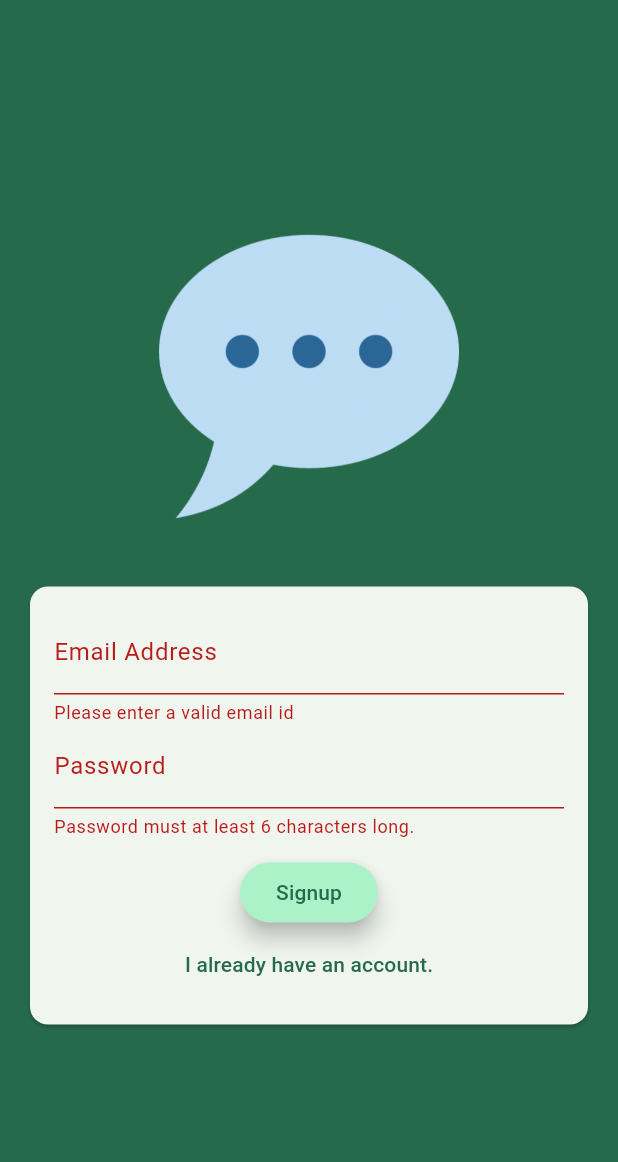
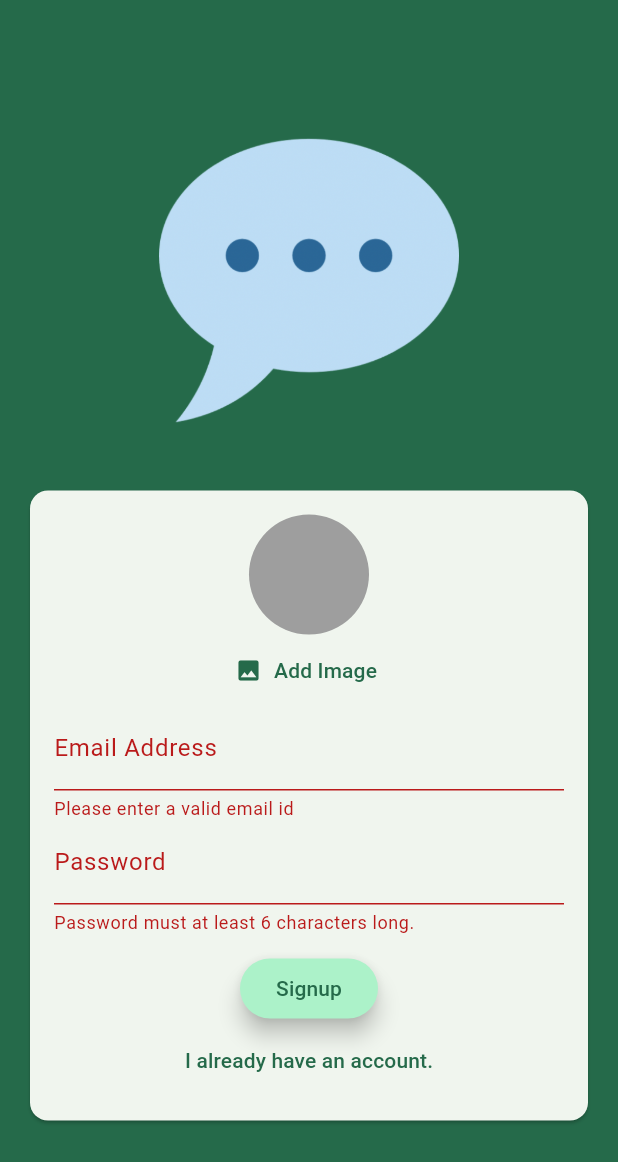
Before and after one commit to shossain786/chat_app, a Flutter app: the screen it shows after launch, after a tap on "Login", after a tap on "Create an account", on a phone screen of 412 x 824 dp. Shown: the top 1162 px of the screen. Run offline on Flutter 3.47's test engine with Material 3 defaults, Android fonts, the phone set to English and light mode, and no system bars; our stand-ins replace cloud_firestore, firebase_auth, firebase_core, firebase_storage, image_picker; accounts and stored records are empty.

Commit message:
code updated

```diff
--- a/lib/screens/login_screen.dart
+++ b/lib/screens/login_screen.dart
@@ -1,4 +1,9 @@
+import 'dart:io';
+
 import 'package:chat_app/main.dart';
+import 'package:chat_app/widgets/user_image_picker.dart';
+import 'package:cloud_firestore/cloud_firestore.dart';
+import 'package:firebase_storage/firebase_storage.dart';
 import 'package:flutter/material.dart';
 import 'package:firebase_auth/firebase_auth.dart';
 
@@ -16,15 +21,21 @@ class _LoginScreenState extends State<LoginScreen> {
   final _formKey = GlobalKey<FormState>();
   var _enteredEmail = '';
   var _enteredPassword = '';
+  File? _selectedImage;
+  bool _isAuthenticating = false;
 
   void _submit() async {
     final isValid = _formKey.currentState!.validate();
 
-    if (!isValid) {
+    if (!isValid || !_isLogin && _selectedImage == null) {
       return;
     }
+
     _formKey.currentState!.save();
     try {
+      setState(() {
+        _isAuthenticating = true;
+      });
       if (_isLogin) {
         final userCredential = await _fireBase.signInWithEmailAndPassword(
             email: _enteredEmail, password: _enteredPassword);
@@ -33,6 +44,21 @@ class _LoginScreenState extends State<LoginScreen> {
         final credentials = await _fireBase.createUserWithEmailAndPassword(
             email: _enteredEmail, password: _enteredPassword);
         debugPrint('$credentials');
+        final storageRef = FirebaseStorage.instance
+            .ref()
+            .child('user_images')
+            .child('${credentials.user!.uid}.jpg');
+        await storageRef.putFile(_selectedImage!);
+        final imageUrl = await storageRef.getDownloadURL();
+        debugPrint(imageUrl);
+        FirebaseFirestore.instance
+            .collection('users')
+            .doc(credentials.user!.uid)
+            .set({
+          'username': 'to be done...',
+          'email': _enteredEmail,
+          'image_url': imageUrl
+        });
       }
     } on FirebaseAuthException catch (error) {
       ScaffoldMessenger.of(context).clearSnackBars();
@@ -41,6 +67,9 @@ class _LoginScreenState extends State<LoginScreen> {
           content: Text(error.message ?? 'Authentication failed!!'),
         ),
       );
+      setState(() {
+        _isAuthenticating = false;
+      });
     }
   }
 
@@ -68,6 +97,12 @@ class _LoginScreenState extends State<LoginScreen> {
                     child: Column(
                       mainAxisSize: MainAxisSize.min,
                       children: [
+                        if (!_isLogin)
+                          UserImagePicker(
+                            onPickedImage: (pickedImage) {
+                              _selectedImage = pickedImage;
+                            },
+                          ),
                         TextFormField(
                           decoration: const InputDecoration(
                             labelText: 'Email Address',
@@ -103,6 +138,9 @@ class _LoginScreenState extends State<LoginScreen> {
                           },
                         ),
                         const SizedBox(height: 12),
+                        if (_isAuthenticating)
+                          const CircularProgressIndicator(),
+                        if (!_isAuthenticating)
                           ElevatedButton(
                             onPressed: _submit,
                             style: ElevatedButton.styleFrom(
@@ -111,6 +149,7 @@ class _LoginScreenState extends State<LoginScreen> {
                             ),
                             child: Text(_isLogin ? 'Login' : 'Signup'),
                           ),
+                        if (!_isAuthenticating)
                           TextButton(
                             onPressed: () {
                               setState(() {
--- /dev/null
+++ b/lib/widgets/user_image_picker.dart
@@ -0,0 +1,50 @@
+import 'dart:io';
+
+import 'package:flutter/material.dart';
+import 'package:image_picker/image_picker.dart';
+
+class UserImagePicker extends StatefulWidget {
+  const UserImagePicker({super.key, required this.onPickedImage});
+
+  final void Function(File pickedImage) onPickedImage;
+
+  @override
+  State<UserImagePicker> createState() => _UserImagePickerState();
+}
+
+class _UserImagePickerState extends State<UserImagePicker> {
+  File? _pickedImageFile;
+  void _pickImage() async {
+    final pickedImage = await ImagePicker()
+        .pickImage(source: ImageSource.camera, imageQuality: 50, maxWidth: 150);
+    if (pickedImage == null) {
+      return;
+    }
+    setState(() {
+      _pickedImageFile = File(pickedImage.path);
+    });
+    widget.onPickedImage(_pickedImageFile!);
+  }
+
+  @override
+  Widget build(BuildContext context) {
+    return Column(
+      children: [
+        CircleAvatar(
+          radius: 40,
+          backgroundColor: Colors.grey,
+          foregroundImage:
+              _pickedImageFile != null ? FileImage(_pickedImageFile!) : null,
+        ),
+        TextButton.icon(
+          onPressed: _pickImage,
+          icon: const Icon(Icons.image),
+          label: Text(
+            'Add Image',
+            style: TextStyle(color: Theme.of(context).primaryColor),
+          ),
+        )
+      ],
+    );
+  }
+}
```
Also changed, not shown: pubspec.yaml (+3 -23 lines), pubspec.lock, 6 other files. Lines whose indentation alone changed are shown as unchanged.
